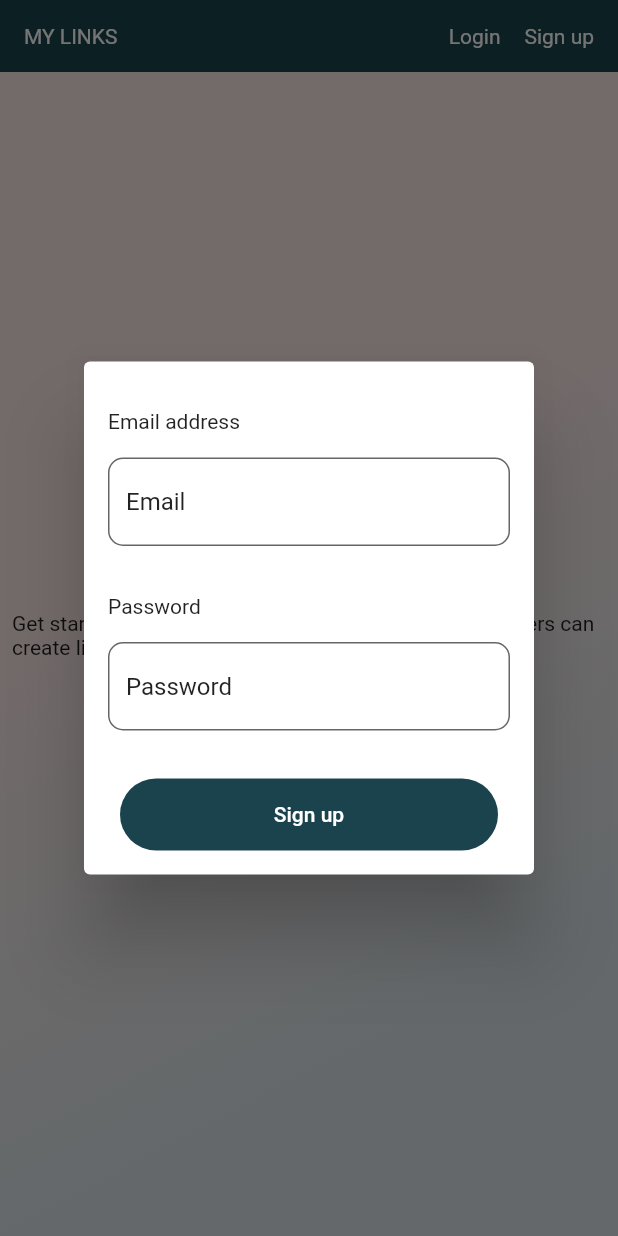
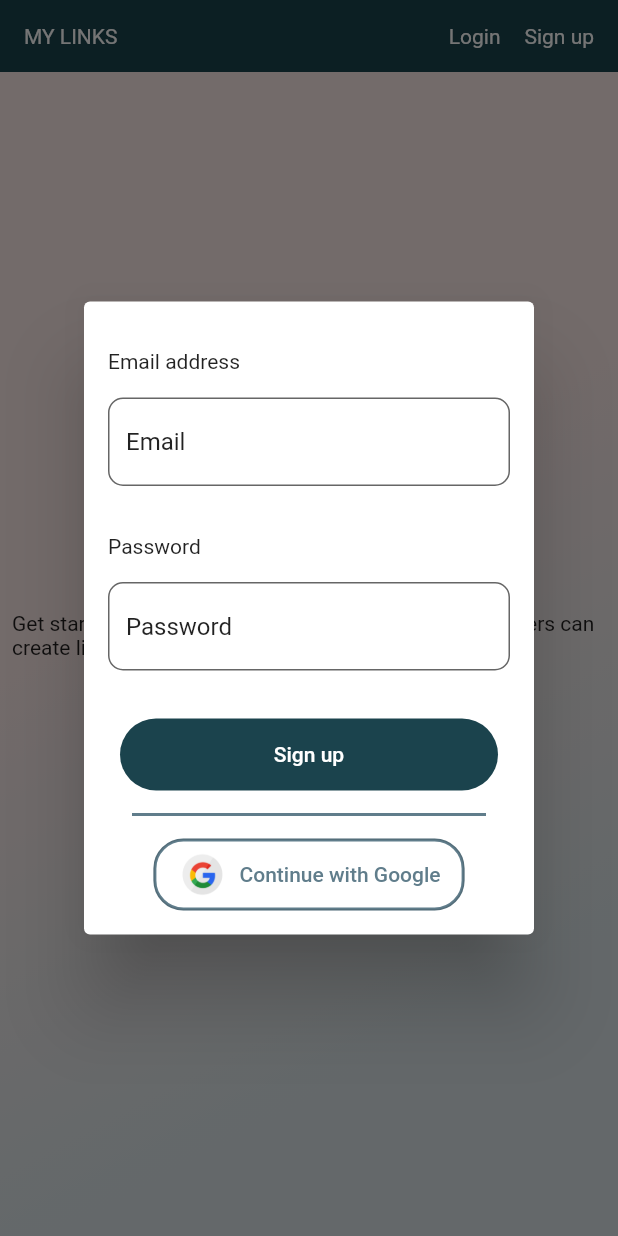
Before and after one commit to valentinavolgina2/links_app, a Flutter app: the screen it shows after launch, after a tap on "Register", on a phone screen of 412 x 824 dp. Run offline on Flutter 3.47's test engine with Material 2 defaults, Android fonts, the phone set to English and light mode, and no system bars; our stand-ins replace firebase_auth, firebase_core, firebase_database, google_sign_in, shared_preferences; accounts and stored records are empty; statements that could not run were skipped.

Commit message:
Added google login to register window

```diff
--- a/lib/widgets/user/google.dart
+++ b/lib/widgets/user/google.dart
@@ -58,7 +58,7 @@ class _GoogleButtonState extends State<GoogleButton> {
           });
         },
         child: Padding(
-          padding: const EdgeInsets.fromLTRB(0, 10, 0, 10),
+          padding: EdgeInsets.fromLTRB(0, AppSizes.small, 0, AppSizes.small),
           child: _isProcessing
               ? CircularProgressIndicator(
                   valueColor: AlwaysStoppedAnimation<Color>(
@@ -74,11 +74,10 @@ class _GoogleButtonState extends State<GoogleButton> {
                       height: AppSizes.large,
                     ),
                     Padding(
-                      padding: EdgeInsets.only(left: AppSizes.medium),
+                      padding: EdgeInsets.only(left: AppSizes.small),
                       child: Text(
                         'Continue with Google',
                         style: TextStyle(
-                          //fontSize: AppSizes.textSmall,
                           color: AppColors.secondaryColor,
                         ),
                       ),
--- a/lib/widgets/user/signup.dart
+++ b/lib/widgets/user/signup.dart
@@ -5,6 +5,7 @@ import '../../connection/authentication.dart';
 import '../../styles/size.dart';
 import '../forms/helper.dart';
 import '../message.dart';
+import 'google.dart';
 
 class SignupDialog extends StatefulWidget {
   const SignupDialog({super.key});
@@ -159,7 +160,14 @@ class _SignupDialogState extends State<SignupDialog> {
                     ),
                   ],
                 ),
-                //Center(child: GoogleButton()),
+                Divider(
+                  height: AppSizes.large,
+                  thickness: AppSizes.googleBorderWidth,
+                  indent: AppSizes.medium,
+                  endIndent: AppSizes.medium,
+                  color: AppColors.secondaryColor,
+                ),
+                const Center(child: GoogleButton()),
               ],
             ),
           ),
```
